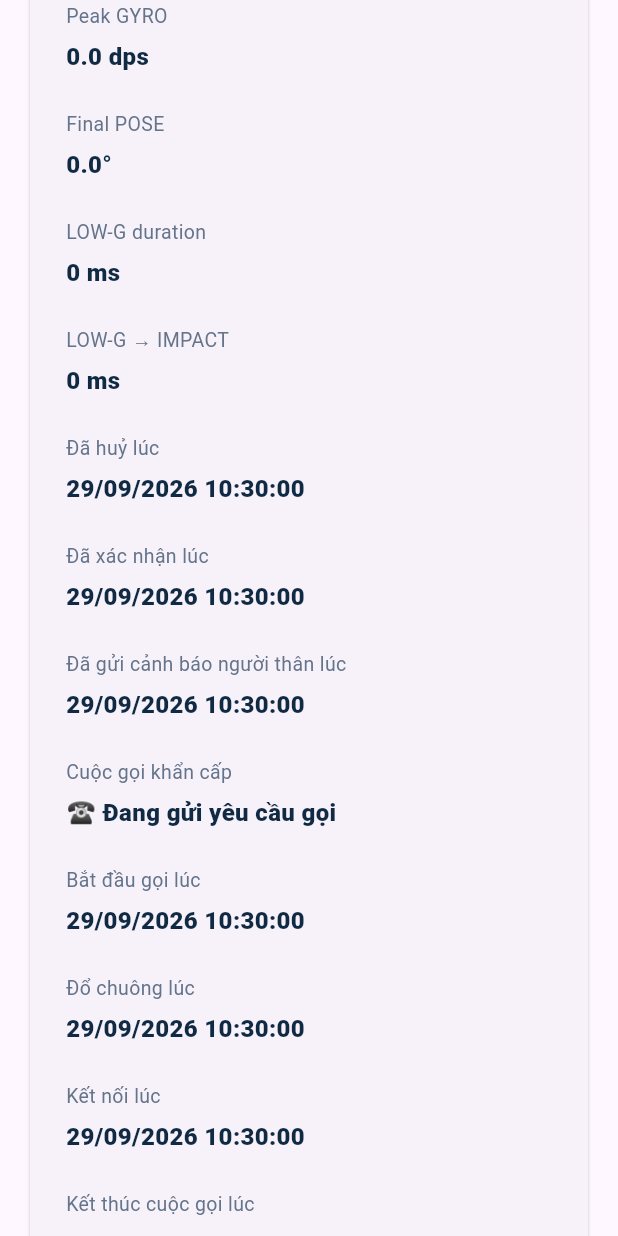
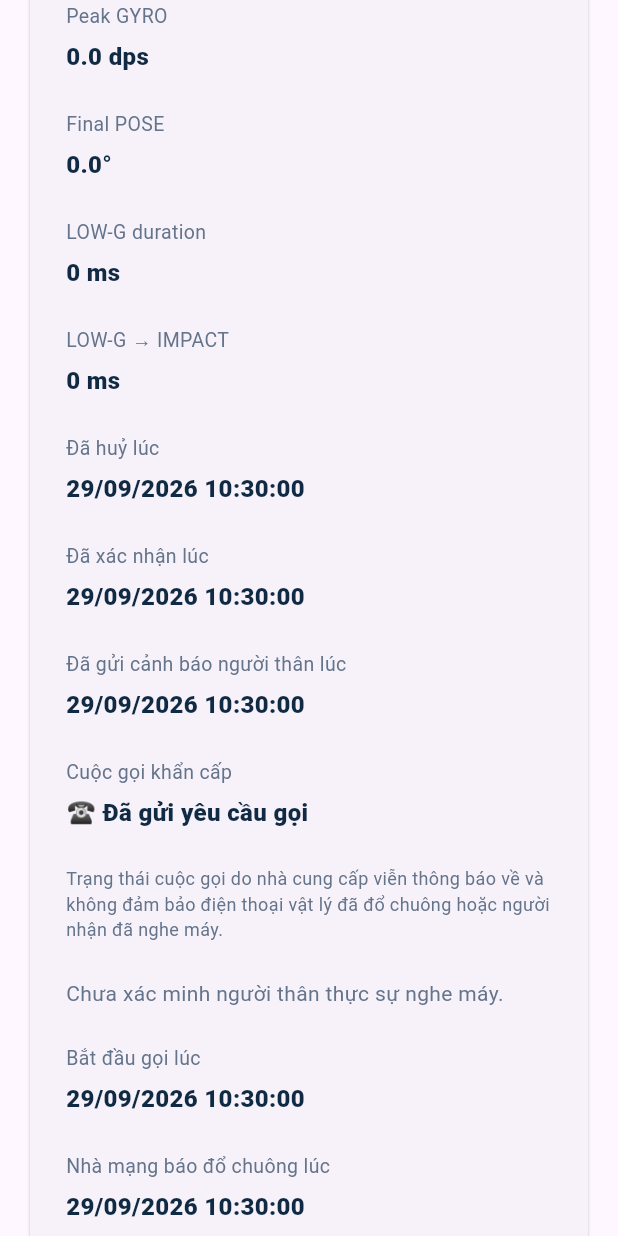
Before and after one commit to QuangNguyenIT1411/fall-detection, a Flutter app: the EventDetailScreen widget shown alone on an empty page, opened directly with empty values, scrolled down 576 dp, on a phone screen of 412 x 824 dp. Run offline on Flutter 3.47's test engine with Material 3 defaults, Android fonts, the phone set to English and light mode, and no system bars; our stand-ins replace fl_chart, supabase_flutter; missing offline and left inert: mqtt_client; accounts and stored records are empty.

Commit message:
fix: clarify emergency call delivery status

```diff
--- a/fall_detection_dashboard/lib/models/fall_event.dart
+++ b/fall_detection_dashboard/lib/models/fall_event.dart
@@ -226,13 +226,13 @@ class FallEvent {
   // Final delivery wins over old progress timestamps for the current attempt.
   String? get emergencyCallDisplay {
     if (emergencyCallStatus == EmergencyCallStatus.requested) {
-      return '☎ Đang gửi yêu cầu gọi';
+      return '☎ Đã gửi yêu cầu gọi';
     }
     if (emergencyCallStatus == EmergencyCallStatus.failed) {
       return '⚠️ Không thể thực hiện cuộc gọi khẩn cấp';
     }
     final finalMessage = switch (emergencyCallFinalStatus) {
-      EmergencyCallFinalStatus.completed => '✅ Cuộc gọi đã hoàn tất',
+      EmergencyCallFinalStatus.completed => '☑ Phiên gọi đã kết thúc',
       EmergencyCallFinalStatus.noAnswer => '⚠️ Không có người trả lời',
       EmergencyCallFinalStatus.busy => '⚠️ Máy bận',
       EmergencyCallFinalStatus.failed => '⚠️ Cuộc gọi thất bại',
@@ -240,8 +240,12 @@ class FallEvent {
       null => null,
     };
     if (finalMessage != null) return finalMessage;
-    if (emergencyCallAnsweredAt != null) return '✅ Cuộc gọi đã được kết nối';
-    if (emergencyCallRingingAt != null) return '☎ Điện thoại đang đổ chuông';
+    if (emergencyCallAnsweredAt != null) {
+      return '☎ Twilio báo cuộc gọi đã được kết nối';
+    }
+    if (emergencyCallRingingAt != null) {
+      return '☎ Nhà mạng báo đang đổ chuông';
+    }
     return emergencyCallStatus == EmergencyCallStatus.accepted
         ? '☎ Đã gửi yêu cầu gọi'
         : null;
--- a/fall_detection_dashboard/lib/screens/event_detail/event_detail_screen.dart
+++ b/fall_detection_dashboard/lib/screens/event_detail/event_detail_screen.dart
@@ -253,6 +253,28 @@ class EventDetailScreen extends StatelessWidget {
                                       label: 'Cuộc gọi khẩn cấp',
                                       value: currentEvent.emergencyCallDisplay!,
                                     ),
+                                  if (currentEvent.emergencyCallDisplay != null)
+                                    const SizedBox(
+                                      width: double.infinity,
+                                      child: Text(
+                                        'Trạng thái cuộc gọi do nhà cung cấp viễn thông báo về và không đảm bảo điện thoại vật lý đã đổ chuông hoặc người nhận đã nghe máy.',
+                                        style: TextStyle(
+                                          color: AppColors.muted,
+                                          fontSize: 12,
+                                        ),
+                                      ),
+                                    ),
+                                  if (currentEvent.emergencyCallFinalStatus ==
+                                      EmergencyCallFinalStatus.completed)
+                                    const SizedBox(
+                                      width: double.infinity,
+                                      child: Text(
+                                        'Chưa xác minh người thân thực sự nghe máy.',
+                                        style: TextStyle(
+                                          color: AppColors.muted,
+                                        ),
+                                      ),
+                                    ),
                                   if (currentEvent.emergencyCallRetryPending ||
                                       currentEvent.emergencyCallRetryCount == 1)
                                     _DetailItem(
@@ -267,9 +289,9 @@ class EventDetailScreen extends StatelessWidget {
                                       in <String, DateTime?>{
                                         'Bắt đầu gọi lúc': currentEvent
                                             .emergencyCallInitiatedAt,
-                                        'Đổ chuông lúc':
+                                        'Nhà mạng báo đổ chuông lúc':
                                             currentEvent.emergencyCallRingingAt,
-                                        'Kết nối lúc': currentEvent
+                                        'Twilio báo kết nối lúc': currentEvent
                                             .emergencyCallAnsweredAt,
                                         'Kết thúc cuộc gọi lúc': currentEvent
                                             .emergencyCallCompletedAt,
@@ -301,7 +323,7 @@ class EventDetailScreen extends StatelessWidget {
                                       label: 'Người thân xác nhận',
                                       value: currentEvent.acknowledgedAt == null
                                           ? 'Người thân chưa xác nhận đã nhận cảnh báo'
-                                          : '✅ Người thân đã nhận cảnh báo',
+                                          : '✅ Người thân đã xác nhận đã nhận cảnh báo',
                                     ),
                                   if (currentEvent.acknowledgedAt != null)
                                     _DetailItem(
```
Also changed, not shown: 4 other files.
